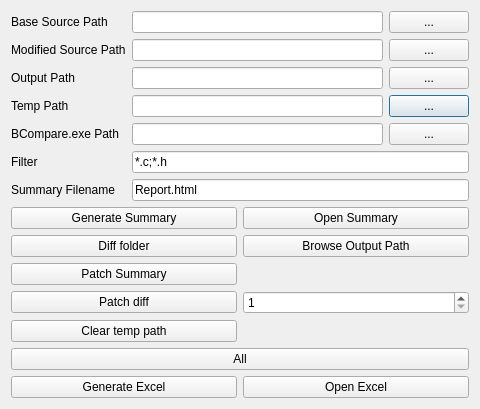
First picture: the form in py3scripts/Demo/BeyondCompare/fc.ui, repository thuleqaid/pytools, before the edit.
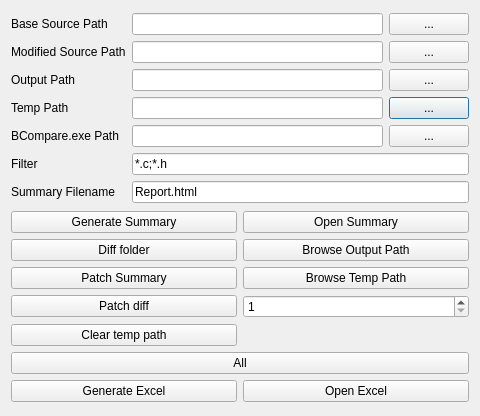
Second picture: the form after the edit. Custom widgets are drawn as their Qt base class.

The edit to the form file:
```diff
--- a/py3scripts/Demo/BeyondCompare/fc.ui
+++ b/py3scripts/Demo/BeyondCompare/fc.ui
@@ -7,7 +7,7 @@
     <x>0</x>
     <y>0</y>
     <width>480</width>
-    <height>400</height>
+    <height>416</height>
    </rect>
   </property>
   <property name="windowTitle">
@@ -234,6 +234,13 @@
        </property>
       </widget>
      </item>
+     <item row="2" column="1">
+      <widget class="QPushButton" name="btnOpenTempDir">
+       <property name="text">
+        <string>Browse Temp Path</string>
+       </property>
+      </widget>
+     </item>
     </layout>
    </item>
   </layout>
```
Left out of the diff: 25 changed lines with no effect on the pictures.
